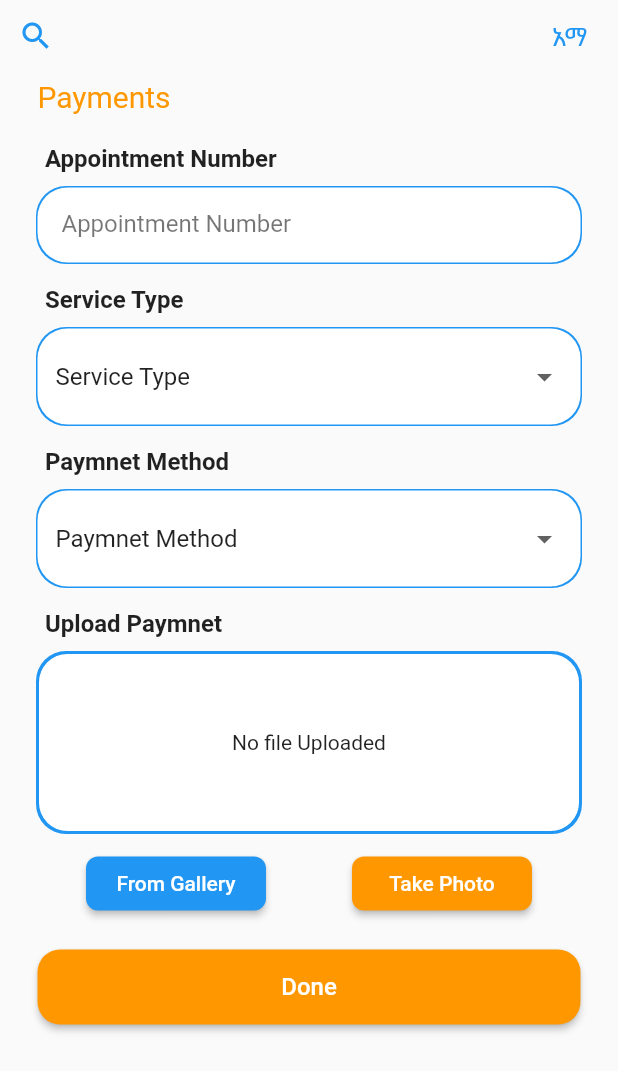
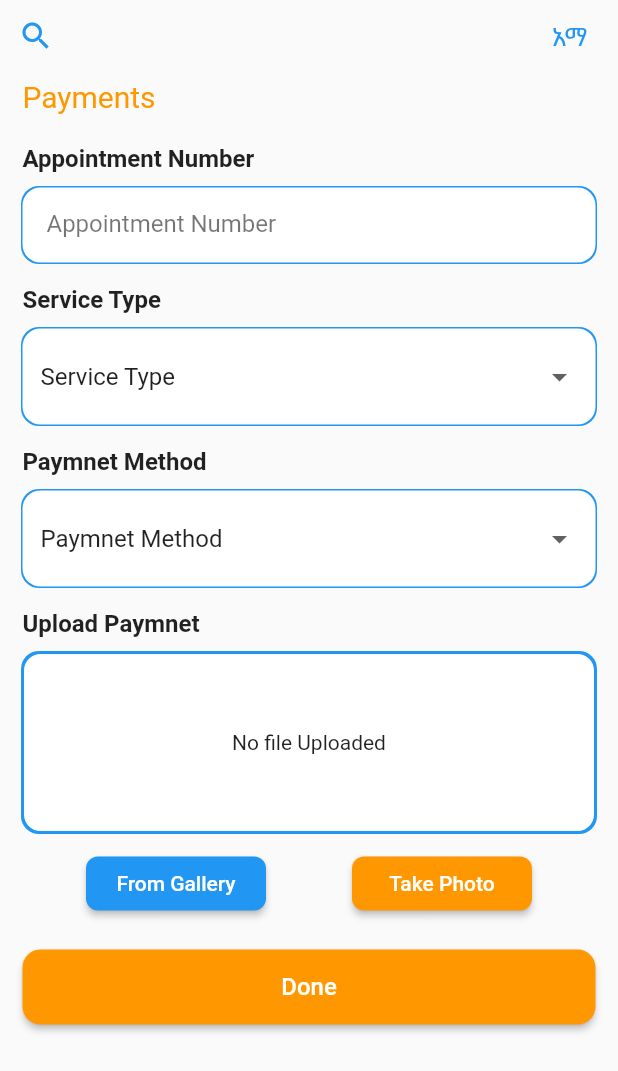
Before and after one commit to Robeleph22/tenawo, a Flutter app: the Payments screen opened directly, on a phone screen of 412 x 824 dp. Shown: the top 1071 px of the screen. Run offline on Flutter 3.47's test engine with Material 2 defaults, Android fonts, the light colour scheme and no system bars; our stand-ins replace email_validator, image_picker, lottie.

Commit message:
ios updates

```diff
--- a/lib/Dashboard.dart
+++ b/lib/Dashboard.dart
@@ -55,9 +55,8 @@ class _DashboardState extends State<Dashboard> {
                 padding: const EdgeInsets.symmetric(horizontal: 25.0),
                 child: Align(
                   alignment: Alignment.topLeft,
-                  child: Text('Our Services',style: TextStyle(color: Colors.blue,fontSize: 18),),
+                    child: Text('Our Services',style: TextStyle(color: Colors.blue,fontSize: 18)),),
                 ),
-              ),
 
 
 
@@ -81,11 +80,16 @@ class _DashboardState extends State<Dashboard> {
                   ),
 
                   Expanded(
-                    child: Container(
-                      child: boxTiles(
-                        image: 'Images/img_1.png',
-                        text: 'Doctors',
-                        textcolor: Colors.black87,
+                    child: GestureDetector(
+                      onTap: () {
+
+                      },
+                      child: Container(
+                        child: boxTiles(
+                          image: 'Images/img_1.png',
+                          text: 'Doctor',
+                          textcolor: Colors.black87,
+                        ),
                       ),
                     ),
                   ),
--- a/lib/Payment.dart
+++ b/lib/Payment.dart
@@ -53,7 +53,7 @@ class _PaymentsState extends State<Payments> {
             SizedBox(height: 5,),
 
             Padding(
-              padding: const EdgeInsets.symmetric(horizontal: 25.0),
+              padding: const EdgeInsets.symmetric(horizontal: 15.0),
               child: Align(
                 alignment: Alignment.centerLeft,
                 child: Text('Payments',style: TextStyle(color: Colors.orange,fontSize: 20),),
@@ -63,7 +63,7 @@ class _PaymentsState extends State<Payments> {
             SizedBox(height: 20,),
 
             Padding(
-              padding: const EdgeInsets.only(left: 30.0),
+              padding: const EdgeInsets.only(left: 15.0),
               child: Align(
                   alignment: Alignment.topLeft,
                   child: Text('Appointment Number',style: TextStyle(fontWeight: FontWeight.w600,fontSize: 16),)),
@@ -72,7 +72,7 @@ class _PaymentsState extends State<Payments> {
             SizedBox(height: 10,),
 
           Padding(
-            padding: const EdgeInsets.symmetric(horizontal: 25.0),
+            padding: const EdgeInsets.symmetric(horizontal: 15.0),
             child: Container(
               height: 50,
               decoration: BoxDecoration(
@@ -84,7 +84,7 @@ class _PaymentsState extends State<Payments> {
                   ),
                 ],
                 color:  Colors.white,
-                borderRadius: BorderRadius.circular(20),
+                borderRadius: BorderRadius.circular(12),
               ),
               child: Padding(
                 padding: const EdgeInsets.only(left: 16.0),
@@ -105,7 +105,7 @@ class _PaymentsState extends State<Payments> {
           SizedBox(height: 15,),
 
             Padding(
-              padding: const EdgeInsets.only(left: 30.0),
+              padding: const EdgeInsets.only(left: 15.0),
               child: Align(
                   alignment: Alignment.topLeft,
                   child: Text('Service Type',style: TextStyle(fontWeight: FontWeight.w600,fontSize: 16),)),
@@ -114,7 +114,7 @@ class _PaymentsState extends State<Payments> {
             SizedBox(height: 10,),
 
             Padding(
-              padding: const EdgeInsets.symmetric(horizontal: 25.0),
+              padding: const EdgeInsets.symmetric(horizontal: 15.0),
               child: Container(
                 decoration: BoxDecoration(
                   boxShadow: [
@@ -125,13 +125,13 @@ class _PaymentsState extends State<Payments> {
                     ),
                   ],
                   color:  Colors.white,
-                  borderRadius: BorderRadius.circular(20),
+                  borderRadius: BorderRadius.circular(12),
                 ),
                 child: DropdownButtonFormField(
                   decoration: InputDecoration(
                     border: OutlineInputBorder(
                       borderSide: BorderSide.none,
-                      borderRadius: BorderRadius.circular(20),
+                      borderRadius: BorderRadius.circular(12),
                     )
                   ),
                   value: _value,
@@ -160,7 +160,7 @@ class _PaymentsState extends State<Payments> {
             SizedBox(height: 15,),
 
             Padding(
-              padding: const EdgeInsets.only(left: 30.0),
+              padding: const EdgeInsets.only(left: 15.0),
               child: Align(
                   alignment: Alignment.topLeft,
                   child: Text('Paymnet Method',style: TextStyle(fontWeight: FontWeight.w600,fontSize: 16),)),
@@ -169,7 +169,7 @@ class _PaymentsState extends State<Payments> {
             SizedBox(height: 10,),
 
             Padding(
-              padding: const EdgeInsets.symmetric(horizontal: 25.0),
+              padding: const EdgeInsets.symmetric(horizontal: 15.0),
               child: Container(
                 decoration: BoxDecoration(
                   boxShadow: [
@@ -180,13 +180,13 @@ class _PaymentsState extends State<Payments> {
                     ),
                   ],
                   color:  Colors.white,
-                  borderRadius: BorderRadius.circular(20),
+                  borderRadius: BorderRadius.circular(12),
                 ),
                 child: DropdownButtonFormField(
                   decoration: InputDecoration(
                       border: OutlineInputBorder(
                         borderSide: BorderSide.none,
-                        borderRadius: BorderRadius.circular(20),
+                        borderRadius: BorderRadius.circular(12),
                       )
                   ),
                   value: _value,
@@ -203,7 +203,7 @@ class _PaymentsState extends State<Payments> {
             SizedBox(height: 15,),
 
             Padding(
-              padding: const EdgeInsets.only(left: 30.0),
+              padding: const EdgeInsets.only(left: 15.0),
               child: Align(
                   alignment: Alignment.topLeft,
                   child: Text('Upload Paymnet',style: TextStyle(fontWeight: FontWeight.w600,fontSize: 16),)),
@@ -212,7 +212,7 @@ class _PaymentsState extends State<Payments> {
             SizedBox(height: 10,),
 
            Padding(
-             padding: const EdgeInsets.symmetric(horizontal: 25.0),
+             padding: const EdgeInsets.symmetric(horizontal: 15.0),
              child: Container(
                height: 120,
                width: double.infinity,
@@ -226,9 +226,9 @@ class _PaymentsState extends State<Payments> {
                  ],
                  color:  Colors.white,
                  border: Border.all(color: Colors.blue),
-                 borderRadius: BorderRadius.circular(20),
+                 borderRadius: BorderRadius.circular(12),
                ),
-               child: image != null ? Image.file(image!,width: 50,height: 100) :
+               child: image != null ? Image.file(image!,width: 50,height: 100,fit: BoxFit.cover,) :
                Row(
                  mainAxisAlignment: MainAxisAlignment.center,
                  children: [
@@ -274,7 +274,7 @@ class _PaymentsState extends State<Payments> {
 
 
             Padding(
-              padding: const EdgeInsets.symmetric(horizontal: 25.0),
+              padding: const EdgeInsets.symmetric(horizontal: 15.0),
               child: SizedBox(
                 height: 50,
                 width: double.infinity,
@@ -282,7 +282,7 @@ class _PaymentsState extends State<Payments> {
                     style: ElevatedButton.styleFrom(
                         backgroundColor: Colors.orange,
                         shape: RoundedRectangleBorder(
-                          borderRadius:BorderRadius.circular(15),
+                          borderRadius:BorderRadius.circular(12),
                         )
                     ),
 
--- a/lib/Profile.dart
+++ b/lib/Profile.dart
@@ -83,8 +83,8 @@ class _ProfileState extends State<Profile> {
 
               Padding(
                 padding: const EdgeInsets.symmetric(horizontal: 12.0),
+                child: Flexible(
                   child: Container(
-                  height: 418,
                     width: double.infinity,
                     decoration: BoxDecoration(
 
@@ -194,6 +194,7 @@ class _ProfileState extends State<Profile> {
                     ),
                   ),
                 ),
+              ),
 
           SizedBox(height: 35,),
 
--- a/lib/main.dart
+++ b/lib/main.dart
@@ -1,6 +1,4 @@
 import 'package:flutter/material.dart';
-import 'package:flutter/services.dart';
-
 import 'LoginPage.dart';
 
 void main() {
```
Also changed, not shown: pubspec.yaml (+8 -4 lines), pubspec.lock, 37 other files. Lines whose indentation alone changed are shown as unchanged.
